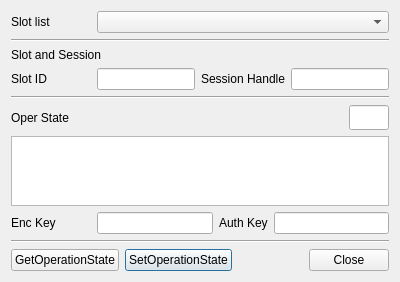
Before: the Qt Designer form CryptokiMan/oper_state_dlg.ui in jykim74/CryptokiMan, drawn with Qt 5.
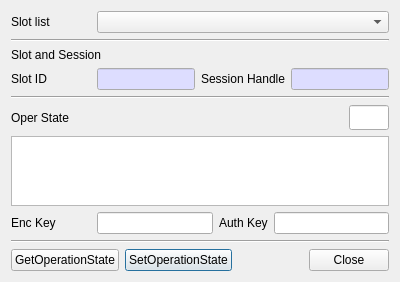
After: the same form once the commit is applied.

Commit message: Read Only 입력창 색지정

The edit to the form file:
```diff
--- a/CryptokiMan/oper_state_dlg.ui
+++ b/CryptokiMan/oper_state_dlg.ui
@@ -58,7 +58,48 @@
    <item>
     <layout class="QGridLayout" name="gridLayout">
      <item row="0" column="1">
-      <widget class="QLineEdit" name="mSlotIDText"/>
+      <widget class="QLineEdit" name="mSlotIDText">
+       <property name="palette">
+        <palette>
+         <active>
+          <colorrole role="Base">
+           <brush brushstyle="SolidPattern">
+            <color alpha="255">
+             <red>221</red>
+             <green>221</green>
+             <blue>255</blue>
+            </color>
+           </brush>
+          </colorrole>
+         </active>
+         <inactive>
+          <colorrole role="Base">
+           <brush brushstyle="SolidPattern">
+            <color alpha="255">
+             <red>221</red>
+             <green>221</green>
+             <blue>255</blue>
+            </color>
+           </brush>
+          </colorrole>
+         </inactive>
+         <disabled>
+          <colorrole role="Base">
+           <brush brushstyle="SolidPattern">
+            <color alpha="255">
+             <red>240</red>
+             <green>240</green>
+             <blue>240</blue>
+            </color>
+           </brush>
+          </colorrole>
+         </disabled>
+        </palette>
+       </property>
+       <property name="readOnly">
+        <bool>true</bool>
+       </property>
+      </widget>
      </item>
      <item row="0" column="2">
       <widget class="QLabel" name="label_5">
@@ -81,7 +122,48 @@
       </widget>
      </item>
      <item row="0" column="3">
-      <widget class="QLineEdit" name="mSessionText"/>
+      <widget class="QLineEdit" name="mSessionText">
+       <property name="palette">
+        <palette>
+         <active>
+          <colorrole role="Base">
+           <brush brushstyle="SolidPattern">
+            <color alpha="255">
+             <red>221</red>
+             <green>221</green>
+             <blue>255</blue>
+            </color>
+           </brush>
+          </colorrole>
+         </active>
+         <inactive>
+          <colorrole role="Base">
+           <brush brushstyle="SolidPattern">
+            <color alpha="255">
+             <red>221</red>
+             <green>221</green>
+             <blue>255</blue>
+            </color>
+           </brush>
+          </colorrole>
+         </inactive>
+         <disabled>
+          <colorrole role="Base">
+           <brush brushstyle="SolidPattern">
+            <color alpha="255">
+             <red>240</red>
+             <green>240</green>
+             <blue>240</blue>
+            </color>
+           </brush>
+          </colorrole>
+         </disabled>
+        </palette>
+       </property>
+       <property name="readOnly">
+        <bool>true</bool>
+       </property>
+      </widget>
      </item>
     </layout>
    </item>
```
The commit also changes 22 other files.
